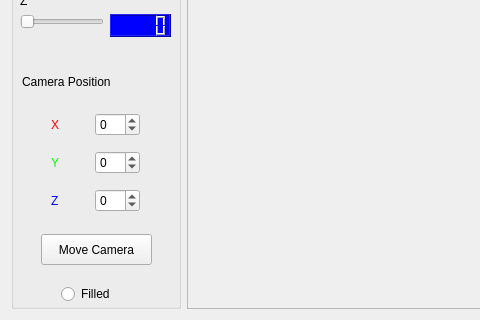
Qt form MainWindow.ui (ray-z/Graphics-Assignment2) before a commit; both pictures show x 0 to 480 and y 283 to 603 of the 794 by 603 pixel window.
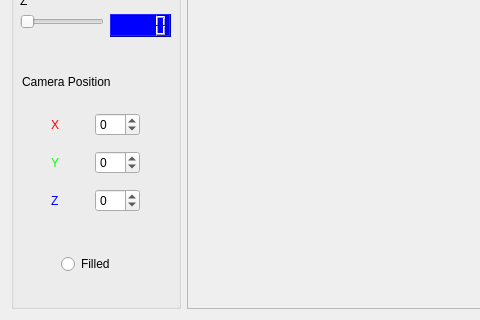
The same form after that commit.

Commit message: remove move_camera button

```diff
--- a/MainWindow.ui
+++ b/MainWindow.ui
@@ -185,7 +185,7 @@
       <property name="geometry">
        <rect>
         <x>50</x>
-        <y>510</y>
+        <y>480</y>
         <width>61</width>
         <height>20</height>
        </rect>
@@ -281,19 +281,6 @@
        </item>
       </layout>
      </widget>
-     <widget class="QPushButton" name="pushButton_2">
-      <property name="geometry">
-       <rect>
-        <x>30</x>
-        <y>460</y>
-        <width>111</width>
-        <height>31</height>
-       </rect>
-      </property>
-      <property name="text">
-       <string>Move Camera</string>
-      </property>
-     </widget>
     </widget>
    </item>
    <item row="1" column="1">
```
Left out of the diff: 60 changed lines with no effect on the pictures. The commit also changes 2 other files.
